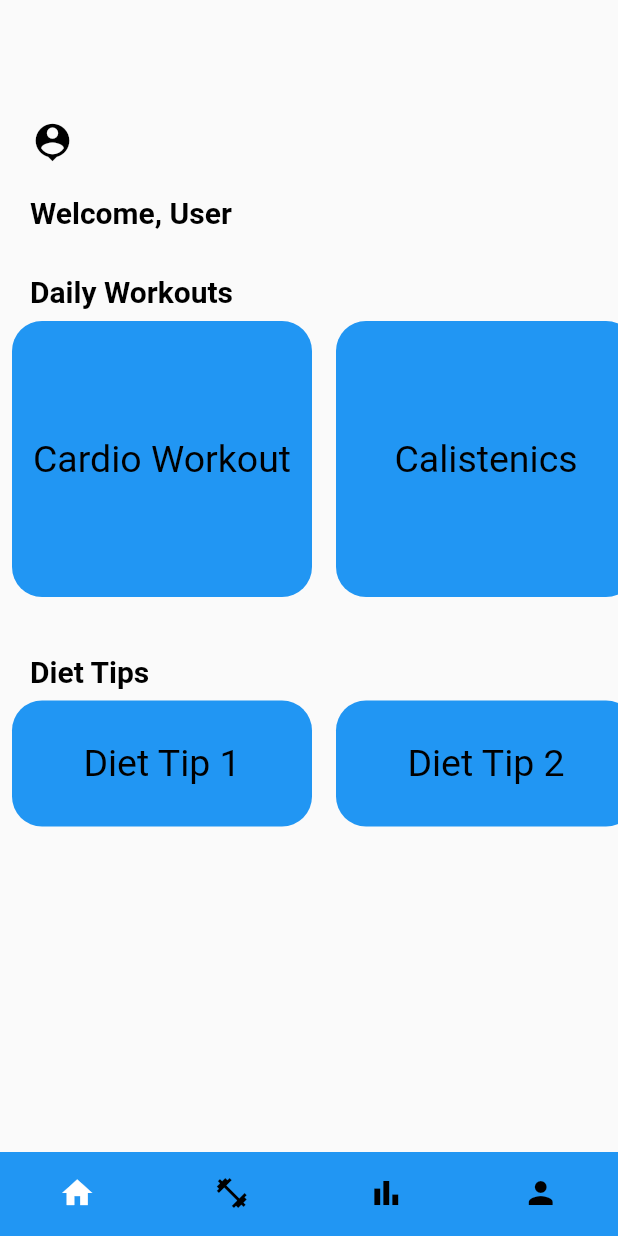
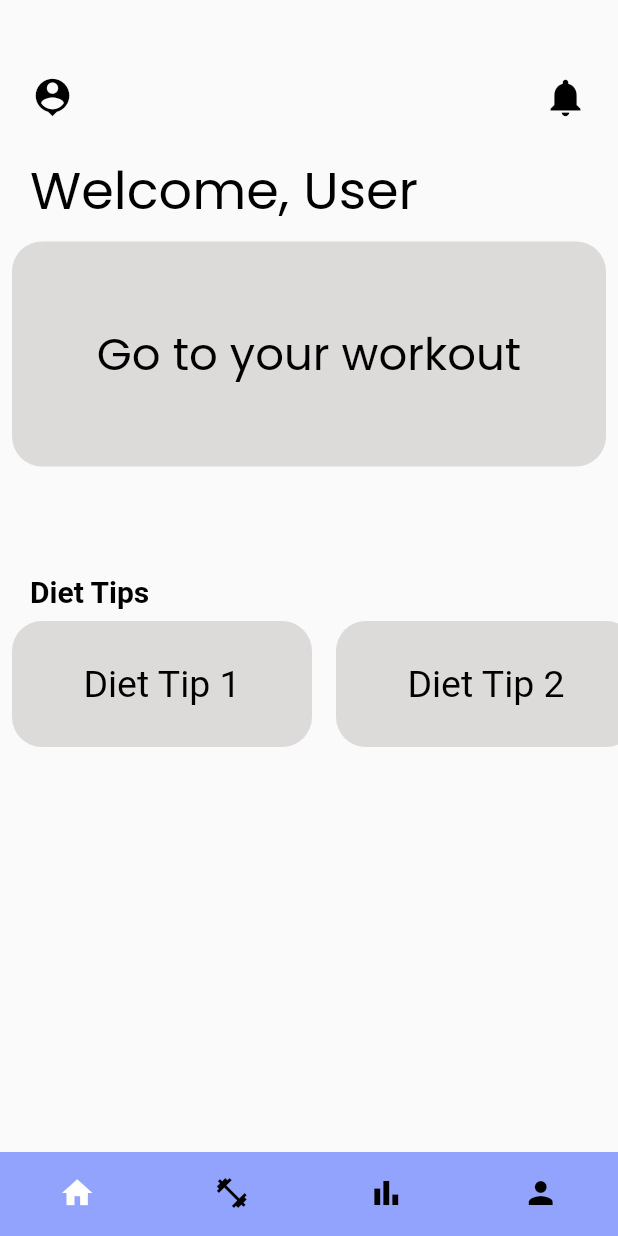
Before and after one commit to WSU-4110/health.e, a Flutter app: the HomeScreen screen opened directly, on a phone screen of 412 x 824 dp. Run offline on Flutter 3.47's test engine with Material 2 defaults, Android fonts, the phone set to English and light mode, and no system bars; our stand-ins replace animated_bottom_navigation_bar, flutter_svg, fluttertoast, get, google_fonts, pinput.

```diff
--- a/lib/screen/home_screen/MainPage.dart
+++ b/lib/screen/home_screen/MainPage.dart
@@ -1,4 +1,6 @@
 import 'package:flutter/material.dart';
+import 'package:google_fonts/google_fonts.dart';
+import 'package:healthe/value/color.dart';
 
 import '../common_widget/app_large_text.dart';
 
@@ -21,10 +23,10 @@ class _MainPageState extends State<MainPage> {
 
             // Person Icon
             Container(
-                padding: const EdgeInsets.only(top:70, left:20),
+                padding: const EdgeInsets.only(top:40, left:20),
                 child: Row(
                   children: [
-                    Icon(Icons.person_pin, size:30, color: Colors.black),
+                    const Icon(Icons.person_pin, size:30, color: Colors.black),
                     Expanded(child: Container()),
                     Container(
                         margin: const EdgeInsets.only(right:20),
@@ -34,7 +36,17 @@ class _MainPageState extends State<MainPage> {
                         decoration: BoxDecoration(
                             borderRadius: BorderRadius.circular(10)
                         )
-                    )
+                    ),
+                    const Icon(Icons.notifications, size:30, color: Colors.black),
+                    Container(
+                        margin: const EdgeInsets.only(right:10),
+                        width:10,
+                        height:50,
+
+                        decoration: BoxDecoration(
+                            borderRadius: BorderRadius.circular(10)
+                        )
+                    ),
                   ],
                 )
             ),
@@ -44,69 +56,49 @@ class _MainPageState extends State<MainPage> {
             // "Welcome,
             Container(
                 margin: const EdgeInsets.only(left:20),
-                child: AppLargeText(size: 20, text: "Welcome, User", color: Colors.black)),
-
-            const SizedBox(height: 30),
-
-            Container(
-                margin: const EdgeInsets.only(left:20),
-                child: AppLargeText(size: 20, text: "Daily Workouts", color: Colors.black)),
+                child: Text( "Welcome, User",
+                    style: GoogleFonts.poppins(
+                            color: Colors.black,
+                            fontSize: 35.0,
+                    )),
+            ),
 
             // Workout Scroll View
             Container(
                 height: 200,
                 child: ListView(
-                  scrollDirection: Axis.horizontal,
+
                   children: [
                     Padding(
                       padding: const EdgeInsets.all(8.0),
                       child: InkWell(
                         onTap: () {},
                         child: Container(
-                          width: 200,
-                          decoration: BoxDecoration(borderRadius: BorderRadius.circular(20), color: Colors.blue),
+                          width: 100,
+                          height: 150,
+                          decoration: BoxDecoration(borderRadius: BorderRadius.circular(20), color: grayColors),
                           child: Center(
-                              child: Text("Cardio Workout",style: TextStyle(color: Colors.black, fontSize: 25),)),
+                              child: Text("Go to your workout" ,
+                                  style: GoogleFonts.poppins(
+                                      color: Colors.black,
+                                      fontSize: 30,
+                                  ))
                         ),
                       ),
                     ),
-                    Padding(
-                      padding: const EdgeInsets.all(8.0),
-                      child: InkWell(
-                        onTap: () {},
-                        child: Container(
-                          width: 200,
-                          decoration: BoxDecoration(borderRadius: BorderRadius.circular(20), color: Colors.blue),
-                          child: Center(
-                              child: Text("Calistenics",style: TextStyle(color: Colors.black, fontSize: 25),)),
-                        ),
-                      ),
-                    ),
-                    Padding(
-                      padding: const EdgeInsets.all(8.0),
-                      child: InkWell(
-                        onTap: () {},
-                        child: Container(
-                          width: 200,
-                          decoration: BoxDecoration(borderRadius: BorderRadius.circular(20), color: Colors.blue),
-                          child: Center(
-                              child: Text("Weight Lifting",style: TextStyle(color: Colors.black, fontSize: 25),)),
-                        ),
-                      ),
-                    ),
-                  ],
+                    ), ],
                 )
             ),
 
             const SizedBox(height: 30),
 
-            // "Daily Workouts"
+            // "Diet Tips"
             Container(
                 margin: const EdgeInsets.only(left:20),
                 child: AppLargeText(size: 20, text: "Diet Tips", color: Colors.black)),
 
             // Workout Scroll View
-            Container(
+            SizedBox(
                 height: 100,
                 child: ListView(
                   scrollDirection: Axis.horizontal,
@@ -117,8 +109,8 @@ class _MainPageState extends State<MainPage> {
                         onTap: () {},
                         child: Container(
                           width: 200,
-                          decoration: BoxDecoration(borderRadius: BorderRadius.circular(20), color: Colors.blue),
-                          child: Center(
+                          decoration: BoxDecoration(borderRadius: BorderRadius.circular(20), color: grayColors),
+                          child: const Center(
                               child: Text("Diet Tip 1",style: TextStyle(color: Colors.black, fontSize: 25),)),
                         ),
                       ),
@@ -129,8 +121,8 @@ class _MainPageState extends State<MainPage> {
                         onTap: () {},
                         child: Container(
                           width: 200,
-                          decoration: BoxDecoration(borderRadius: BorderRadius.circular(20), color: Colors.blue),
-                          child: Center(
+                          decoration: BoxDecoration(borderRadius: BorderRadius.circular(20), color: grayColors),
+                          child: const Center(
                               child: Text("Diet Tip 2",style: TextStyle(color: Colors.black, fontSize: 25),)),
                         ),
                       ),
@@ -141,8 +133,8 @@ class _MainPageState extends State<MainPage> {
                         onTap: () {},
                         child: Container(
                           width: 200,
-                          decoration: BoxDecoration(borderRadius: BorderRadius.circular(20), color: Colors.blue),
-                          child: Center(
+                          decoration: BoxDecoration(borderRadius: BorderRadius.circular(20), color: grayColors),
+                          child: const Center(
                               child: Text("Diet Tip 3",style: TextStyle(color: Colors.black, fontSize: 25),)),
                         ),
                       ),
--- a/lib/screen/home_screen/home_screen.dart
+++ b/lib/screen/home_screen/home_screen.dart
@@ -1,7 +1,9 @@
 
+import 'package:animated_bottom_navigation_bar/animated_bottom_navigation_bar.dart';
 import 'package:flutter/material.dart';
 import 'package:healthe/screen/home_screen/user_settings.dart';
 import 'package:healthe/screen/home_screen/workouts.dart';
+import 'package:healthe/value/color.dart';
 
 import 'MainPage.dart';
 import 'progress.dart';
@@ -14,6 +16,14 @@ class HomeScreen extends StatefulWidget {
 }
 
 class _HomeScreenState extends State<HomeScreen> {
+
+  List<IconData> icons =
+  [
+    Icons.home,
+    Icons.fitness_center,
+    Icons.bar_chart,
+    Icons.person,
+  ];
 
   List pages =
   [
@@ -33,9 +43,24 @@ class _HomeScreenState extends State<HomeScreen> {
   Widget build(BuildContext context) {
     return Scaffold(
       body: pages[currentIndex],
-      bottomNavigationBar: BottomNavigationBar(
+      bottomNavigationBar: Container(
+        width: MediaQuery.of(context).size.width,
+        decoration: BoxDecoration(
+          color: gradientColors_1,
+          borderRadius: const BorderRadius.only(
+            topLeft: Radius.circular(40.0),
+            topRight: Radius.circular(40.0),
+          ),
+        ),
+        child: BottomNavigationBar(
+          items: const [
+            BottomNavigationBarItem(label:"Home" , icon: Icon(Icons.home)),
+            BottomNavigationBarItem(label:"Workouts" , icon: Icon(Icons.fitness_center)),
+            BottomNavigationBarItem(label:"Progress" , icon: Icon(Icons.bar_chart)),
+            BottomNavigationBarItem(label:"Profile" , icon: Icon(Icons.person)),
+          ],
           type: BottomNavigationBarType.fixed,
-        backgroundColor: Colors.blue,
+          backgroundColor: gradientColors_1,
           onTap: onTap,
           currentIndex: currentIndex,
           selectedItemColor: Colors.white,
@@ -43,13 +68,11 @@ class _HomeScreenState extends State<HomeScreen> {
           showUnselectedLabels: false,
           showSelectedLabels: false,
           elevation: 0,
-        items: [
-          const BottomNavigationBarItem(label:"Home" , icon: Icon(Icons.home)),
-          const BottomNavigationBarItem(label:"Workouts" , icon: Icon(Icons.fitness_center)),
-          const BottomNavigationBarItem(label:"Progress" , icon: Icon(Icons.bar_chart)),
-          const BottomNavigationBarItem(label:"Profile" , icon: Icon(Icons.person)),
-        ],
+
         ),
+      ),
+
+
     );
   }
 }
--- a/lib/screen/home_screen/progress.dart
+++ b/lib/screen/home_screen/progress.dart
@@ -1,12 +1,20 @@
 import 'package:flutter/material.dart';
+import 'package:healthe/Calendar/calendarfactory.dart';
+import 'package:healthe/Calendar/Calendar.dart';
 
-class Progress extends StatelessWidget {
+CalendarFactory factory = MonthlyCalendarFactory();
+Calendar monthlyCalendar = factory.createCalendar();
+
+class Progress extends StatefulWidget {
   const Progress({Key? key}) : super(key: key);
 
   @override
+  State<Progress> createState() => _ProgressState();
+}
+
+class _ProgressState extends State<Progress> {
+  @override
   Widget build(BuildContext context) {
-    return const Center(
-        child: Text("Progress Page")
-    );
+    return const Placeholder();
   }
 }
--- a/pubspec.yaml
+++ b/pubspec.yaml
@@ -29,6 +29,8 @@ environment:
 # the latest version available on pub.dev. To see which dependencies have newer
 # versions available, run `flutter pub outdated`.
 dependencies:
+  curved_navigation_bar: ^1.0.3
+  animated_bottom_navigation_bar: ^1.2.0
   flutter:
     sdk: flutter
 
@@ -39,6 +41,8 @@ dependencies:
   get: 4.6.5
   google_fonts:
   fluttertoast:
+
+
 
   get_storage: any
   shared_preferences: any
```
Also changed, not shown: pubspec.lock, 7 other files. Lines whose indentation alone changed are shown as unchanged.
